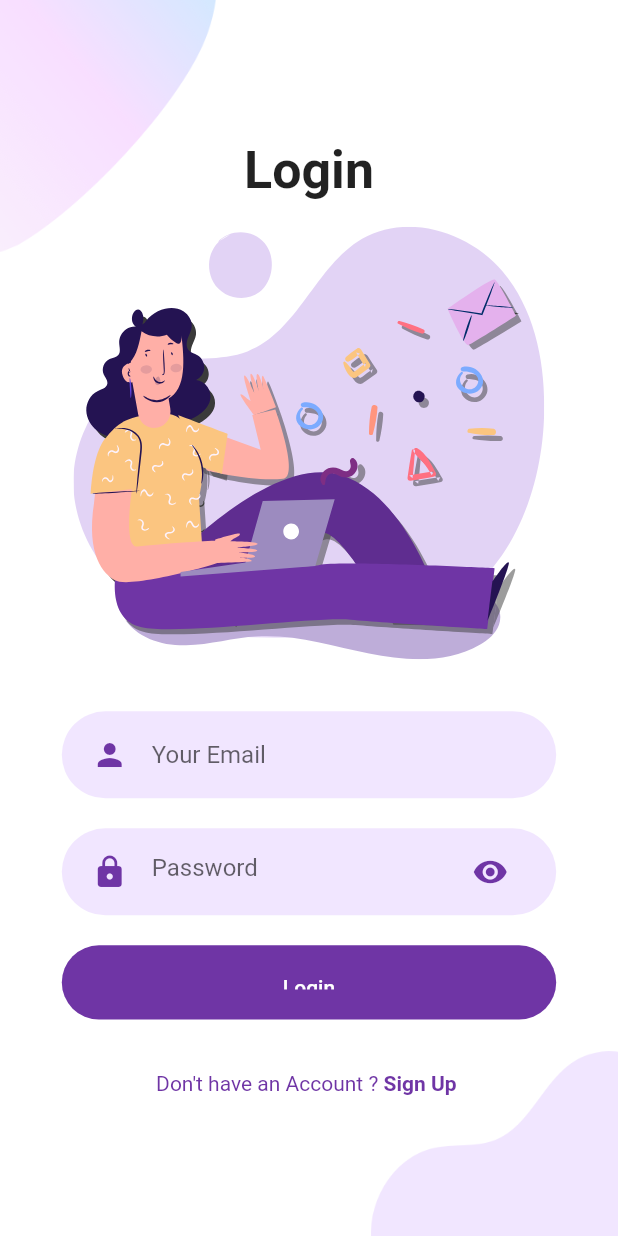
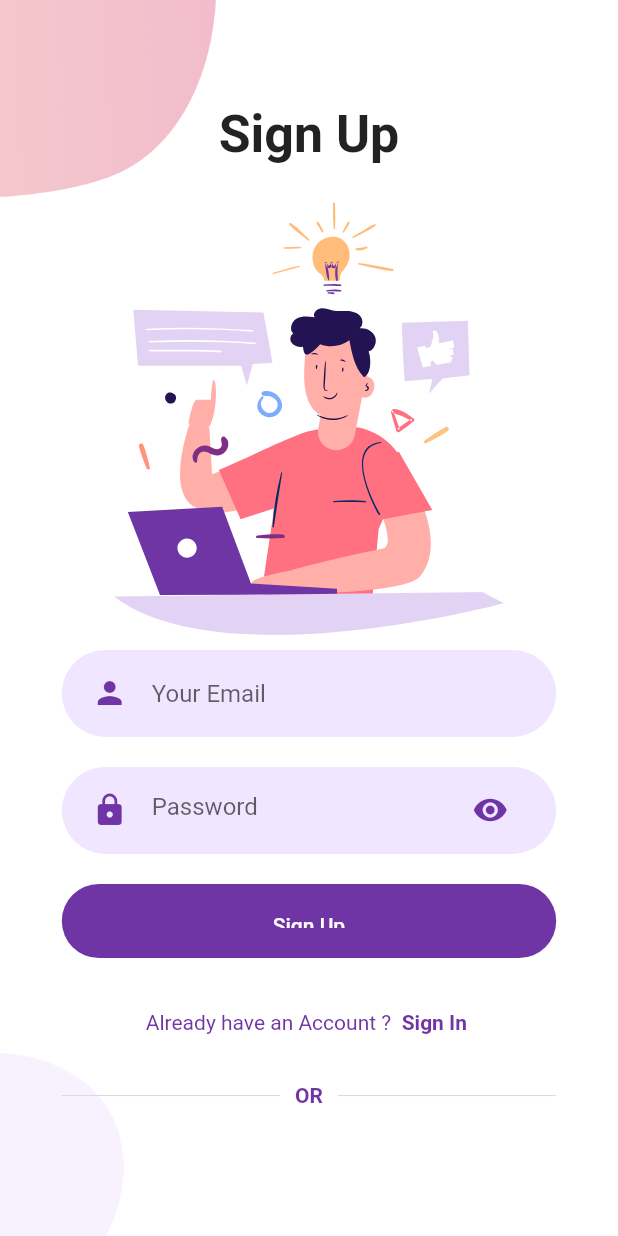
Before and after one commit to mynameiskreang/flutter_login, a Flutter app: the screen it shows after launch, on a phone screen of 412 x 824 dp. Run offline on Flutter 3.47's test engine with Material 2 defaults, Android fonts, the phone set to English and light mode, and no system bars; our stand-ins replace flutter_svg.

Commit message:
add sign_up_screen.dart, or_divider.dart

```diff
--- /dev/null
+++ b/lib/components/or_divider.dart
@@ -0,0 +1,31 @@
+import 'package:flutter/material.dart';
+import 'package:flutter_login/constants.dart';
+
+class OrDivider extends StatelessWidget {
+  @override
+  Widget build(BuildContext context) {
+    Size size = MediaQuery.of(context).size;
+    return Container(
+      margin: EdgeInsets.symmetric(vertical: size.height * 0.02),
+      width: size.width * 0.8,
+      child: Row(
+        children: <Widget>[
+          Expanded(
+            child: Divider(color: Color(0xFFD9D9D9), height: 1.5),
+          ),
+          Padding(
+            padding: const EdgeInsets.symmetric(horizontal: 10),
+            child: Text(
+              "OR",
+              style:
+                  TextStyle(color: kPrimaryColor, fontWeight: FontWeight.w600),
+            ),
+          ),
+          Expanded(
+            child: Divider(color: Color(0xFFD9D9D9), height: 1.5),
+          ),
+        ],
+      ),
+    );
+  }
+}
--- a/lib/main.dart
+++ b/lib/main.dart
@@ -1,6 +1,6 @@
 import 'package:flutter/material.dart';
 import 'package:flutter_login/constants.dart';
-import 'package:flutter_login/screen/login/login_screen.dart';
+import 'package:flutter_login/screen/sign_up/sign_up_screen.dart';
 
 void main() {
   runApp(MyApp());
@@ -20,6 +20,6 @@ class MyApp extends StatelessWidget {
                 ElevatedButtonThemeData(style: raisedButtonStyle),
             outlinedButtonTheme:
                 OutlinedButtonThemeData(style: outlineButtonStyle)),
-        home: LoginScreen());
+        home: SignUpScreen());
   }
 }
--- a/lib/screen/login/body.dart
+++ b/lib/screen/login/body.dart
@@ -5,6 +5,7 @@ import 'package:flutter_login/components/rounded_input_field.dart';
 import 'package:flutter_login/components/rounded_password_field.dart';
 import 'package:flutter_login/constants.dart';
 import 'package:flutter_login/screen/login/background.dart';
+import 'package:flutter_login/screen/sign_up/sign_up_screen.dart';
 import 'package:flutter_svg/flutter_svg.dart';
 
 class Body extends StatelessWidget {
@@ -41,7 +42,12 @@ class Body extends StatelessWidget {
           RoundedPasswordField(size: size, onChanged: (value) {}),
           RoundedButton(text: "Login", press: () {}),
           SizedBox(height: size.height * 0.03),
-          AlreadyHaveAnAccountCheck(press: () {})
+          AlreadyHaveAnAccountCheck(press: () {
+            press:
+            Navigator.push(context, MaterialPageRoute(builder: (context) {
+              return SignUpScreen();
+            }));
+          })
         ],
       ),
     );
--- /dev/null
+++ b/lib/screen/sign_up/background.dart
@@ -0,0 +1,33 @@
+import 'package:flutter/material.dart';
+
+class Background extends StatelessWidget {
+  final Size size;
+  final Widget child;
+
+  const Background({Key? key, required this.size, required this.child})
+      : super(key: key);
+
+  @override
+  Widget build(BuildContext context) {
+    return Container(
+      height: size.height,
+      width: double.infinity,
+      child: Stack(
+        alignment: Alignment.center,
+        children: <Widget>[
+          Positioned(
+              width: size.width * 0.35,
+              top: 0,
+              left: 0,
+              child: Image.asset("assets/images/signup_top.png")),
+          Positioned(
+              width: size.width * 0.2,
+              bottom: 0,
+              left: 0,
+              child: Image.asset("assets/images/main_bottom.png")),
+          child
+        ],
+      ),
+    );
+  }
+}
--- /dev/null
+++ b/lib/screen/sign_up/body.dart
@@ -0,0 +1,52 @@
+import 'package:flutter/material.dart';
+import 'package:flutter_login/components/already_have_an_account_check.dart';
+import 'package:flutter_login/components/or_divider.dart';
+import 'package:flutter_login/components/rounded_button.dart';
+import 'package:flutter_login/components/rounded_input_field.dart';
+import 'package:flutter_login/components/rounded_password_field.dart';
+import 'package:flutter_login/constants.dart';
+import 'package:flutter_login/screen/login/login_screen.dart';
+import 'package:flutter_login/screen/sign_up/background.dart';
+import 'package:flutter_svg/flutter_svg.dart';
+
+class Body extends StatelessWidget {
+  @override
+  Widget build(BuildContext context) {
+    Size size = MediaQuery.of(context).size;
+    return Background(
+        size: size,
+        child: Column(
+          mainAxisAlignment: MainAxisAlignment.center,
+          children: <Widget>[
+            Text(
+              "Sign Up",
+              textScaleFactor: size.height * 0.003,
+              style: TextStyle(fontWeight: FontWeight.bold),
+            ),
+            SizedBox(height: size.height * 0.03),
+            SvgPicture.asset(
+              "assets/icons/signup.svg",
+              height: size.height * 0.35,
+            ),
+            RoundedInputField(
+                size: size,
+                icon: Icons.person,
+                color: kPrimaryColor,
+                text: "Your Email",
+                onChanges: (value) {}),
+            RoundedPasswordField(size: size, onChanged: (value) {}),
+            RoundedButton(text: "Sign Up", press: () {}),
+            SizedBox(height: size.height * 0.03),
+            AlreadyHaveAnAccountCheck(
+                login: false,
+                press: () {
+                  Navigator.push(context, MaterialPageRoute(builder: (context) {
+                    return LoginScreen();
+                  }));
+                }),
+            SizedBox(height: size.height * 0.02),
+            OrDivider(),
+          ],
+        ));
+  }
+}
--- /dev/null
+++ b/lib/screen/sign_up/sign_up_screen.dart
@@ -0,0 +1,10 @@
+import 'package:flutter/cupertino.dart';
+import 'package:flutter/material.dart';
+import 'package:flutter_login/screen/sign_up/body.dart';
+
+class SignUpScreen extends StatelessWidget {
+  @override
+  Widget build(BuildContext context) {
+    return Scaffold(body: Body());
+  }
+}
```
